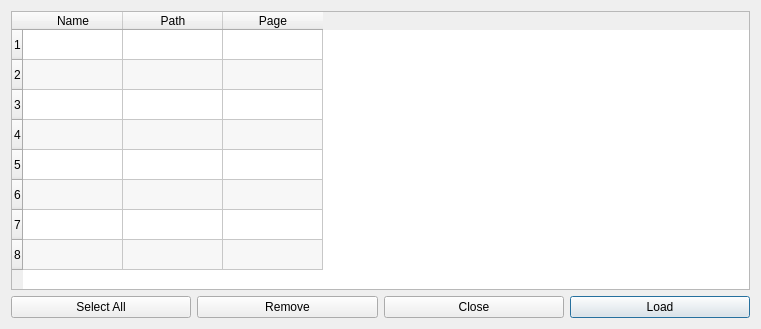
Before: the Qt Designer form src/bookmark_manager_dialog.ui in mstuttgart/pynocchio, drawn with Qt 5.
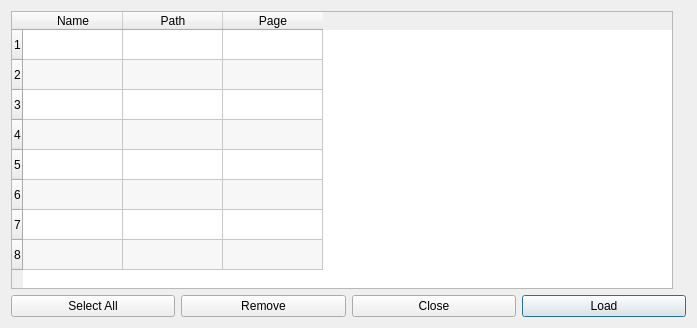
After: the same form once the commit is applied. Icons and pictures are not drawn.

Commit message: [NEW]Added label to page in bookmark manager

```diff
--- a/src/bookmark_manager_dialog.ui
+++ b/src/bookmark_manager_dialog.ui
@@ -9,8 +9,8 @@
    <rect>
     <x>0</x>
     <y>0</y>
-    <width>761</width>
-    <height>329</height>
+    <width>697</width>
+    <height>328</height>
    </rect>
   </property>
   <property name="windowTitle">
@@ -22,6 +22,8 @@
   </property>
   <layout class="QVBoxLayout" name="verticalLayout">
    <item>
+    <layout class="QHBoxLayout" name="horizontalLayout">
+     <item>
     <widget class="QTableWidget" name="bookmark_table">
      <property name="sizePolicy">
       <sizepolicy hsizetype="Expanding" vsizetype="Expanding">
@@ -116,7 +118,22 @@
     </widget>
    </item>
    <item>
-    <layout class="QGridLayout" name="gridLayout_2">
+      <widget class="QLabel" name="label_page">
+       <property name="text">
+        <string/>
+       </property>
+       <property name="pixmap">
+        <pixmap resource="../resource/main_window.qrc">:/icons/elementary3-icon-theme/apps/64/office-database.svg</pixmap>
+       </property>
+       <property name="alignment">
+        <set>Qt::AlignCenter</set>
+       </property>
+      </widget>
+     </item>
+    </layout>
+   </item>
+   <item>
+    <layout class="QGridLayout" name="grid_layout">
      <item row="1" column="3">
       <widget class="QPushButton" name="button_load">
        <property name="text">
```
Lines whose indentation alone changed are shown as unchanged. The commit also changes 1 other file.
